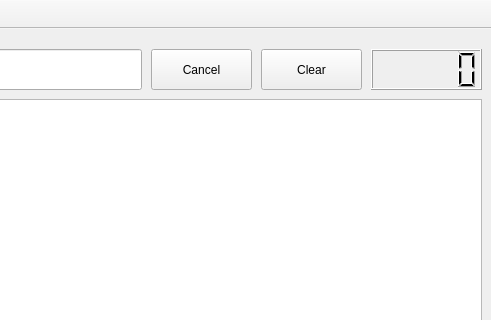
This is main_window.ui in dzhiblavi/qtgrep as Qt 5 draws it before an edit; both pictures show x 309 to 800 and y 0 to 320 of the 800 by 600 pixel window. The edited form follows.
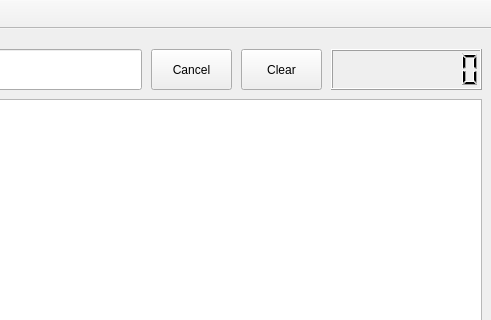
This is the edited form.

Patch:
```diff
--- a/main_window.ui
+++ b/main_window.ui
@@ -42,7 +42,7 @@
      <rect>
       <x>460</x>
       <y>20</y>
-      <width>101</width>
+      <width>81</width>
       <height>41</height>
      </rect>
     </property>
@@ -53,9 +53,9 @@
    <widget class="QPushButton" name="pushButton_2">
     <property name="geometry">
      <rect>
-      <x>570</x>
+      <x>550</x>
       <y>20</y>
-      <width>101</width>
+      <width>81</width>
       <height>41</height>
      </rect>
     </property>
@@ -66,12 +66,15 @@
    <widget class="QLCDNumber" name="lcdNumber_2">
     <property name="geometry">
      <rect>
-      <x>680</x>
+      <x>640</x>
       <y>20</y>
-      <width>111</width>
+      <width>151</width>
       <height>41</height>
      </rect>
     </property>
+    <property name="digitCount">
+     <number>8</number>
+    </property>
    </widget>
    <widget class="QLineEdit" name="lineEdit_2">
     <property name="geometry">
```
Left out of the diff: 3 changed lines with no effect on the pictures.
